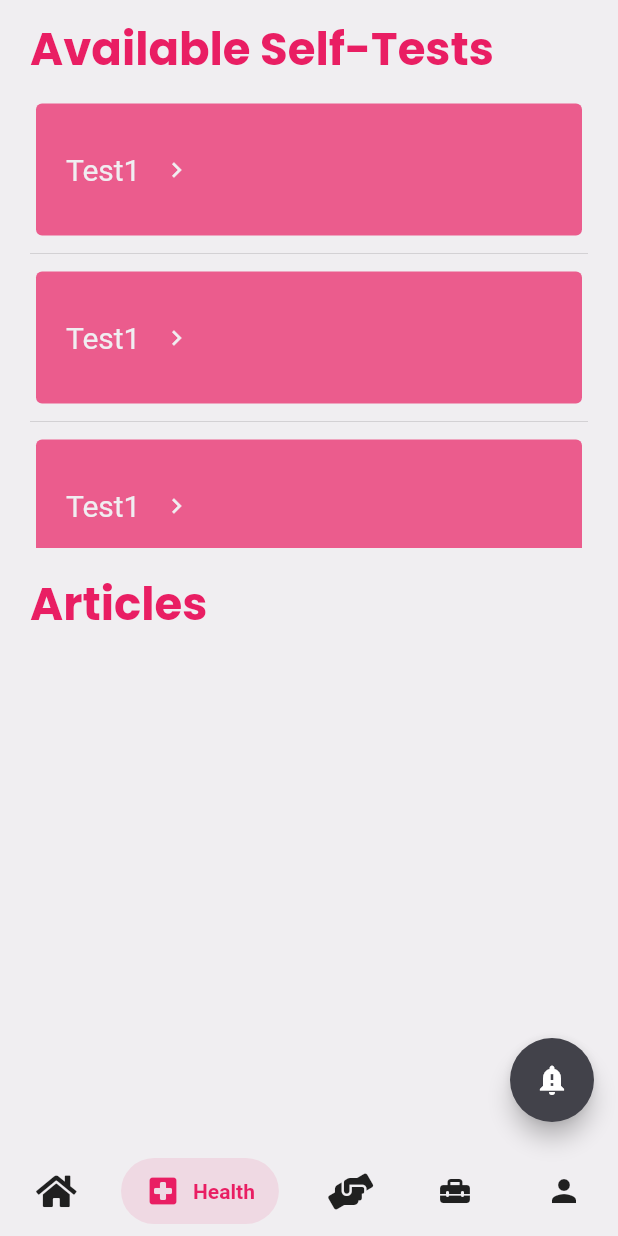
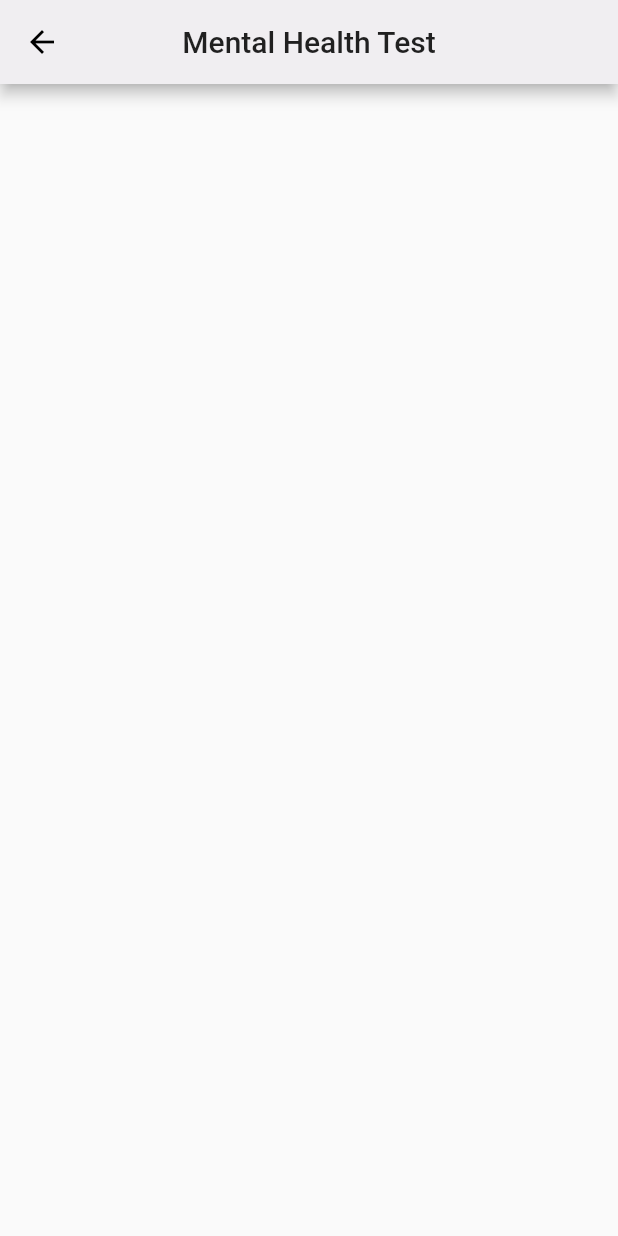
Before and after one commit to Harmanjit14/RAISE-Hack4She2020, a Flutter app: the Dash screen opened by its route, item 2 of the bottom bar chosen, after a tap on the "navigate next" icon, on a phone screen of 412 x 824 dp. Run offline on Flutter 3.47's test engine with Material 2 defaults, Android fonts, the phone set to English and light mode, and no system bars; drawn by our look-alikes of salomon_bottom_bar; our stand-ins replace animated_text_kit, flutter_spinkit, font_awesome_flutter, geolocator, google_fonts, graphql and 2 more; missing offline and left inert: hasura_connect, iqplayer, permissions_plugin; accounts and stored records are empty.

Commit message:
test started

```diff
--- a/lib/health.dart
+++ b/lib/health.dart
@@ -29,6 +29,35 @@ class _HealthPageState extends State<HealthPage> with ColorFile {
               height: 300,
               child: ListView(
                 children: [
+                  Container(
+                    // height: 80,
+                    width: double.maxFinite,
+                    child: Card(
+                      color: Colors.pink.withOpacity(0.7),
+                      elevation: 0,
+                      child: Container(
+                        padding: EdgeInsets.all(20),
+                        child: Row(
+                          children: [
+                            Container(
+                                child: Text(
+                              "Mental Health!",
+                              style: TextStyle(fontSize: 20, color: white),
+                            )),
+                            IconButton(
+                              icon: Icon(Icons.navigate_next),
+                              onPressed: () {
+                                Navigator.pushNamed(context, "/test");
+                              },
+                              iconSize: 20,
+                              color: white,
+                            )
+                          ],
+                        ),
+                      ),
+                    ),
+                  ),
+                  Divider(),
                   Container(
                     // height: 80,
                     width: double.maxFinite,
--- a/lib/main.dart
+++ b/lib/main.dart
@@ -3,6 +3,7 @@ import 'package:RAISE/Dashboard.dart';
 import 'package:RAISE/Profilepage.dart';
 import 'package:RAISE/colorFile.dart';
 import 'package:RAISE/fitness.dart';
+import 'package:RAISE/testH.dart';
 import 'package:flutter/material.dart';
 import 'package:intl/date_symbol_data_local.dart';
 import 'package:permissions_plugin/permissions_plugin.dart';
@@ -35,6 +36,7 @@ class MyApp extends StatelessWidget with ColorFile {
         '/editProfile': (context) => EditProfileScreen(),
         '/createProfile': (context) => CreateMyProfile(),
         '/fit': (context) => FitnessScreen(),
+        '/test': (context) => HealthTest(),
       },
       initialRoute: "/",
     );
--- /dev/null
+++ b/lib/testH.dart
@@ -0,0 +1,18 @@
+import 'package:flutter/material.dart';
+
+class HealthTest extends StatefulWidget {
+  @override
+  _HealthTestState createState() => _HealthTestState();
+}
+
+class _HealthTestState extends State<HealthTest> {
+  @override
+  Widget build(BuildContext context) {
+    return Scaffold(
+      appBar: AppBar(
+        title: Text( "Mental Health Test"),
+        centerTitle: true,
+      ),
+    );
+  }
+}
```
